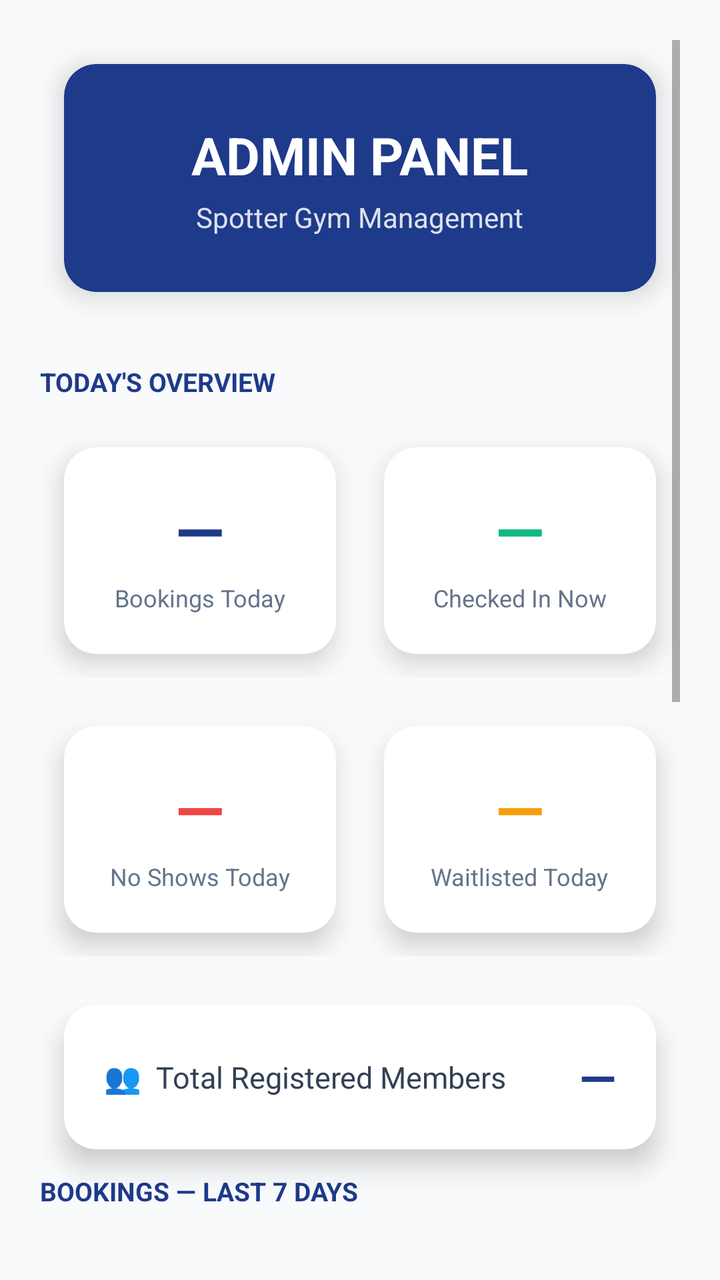
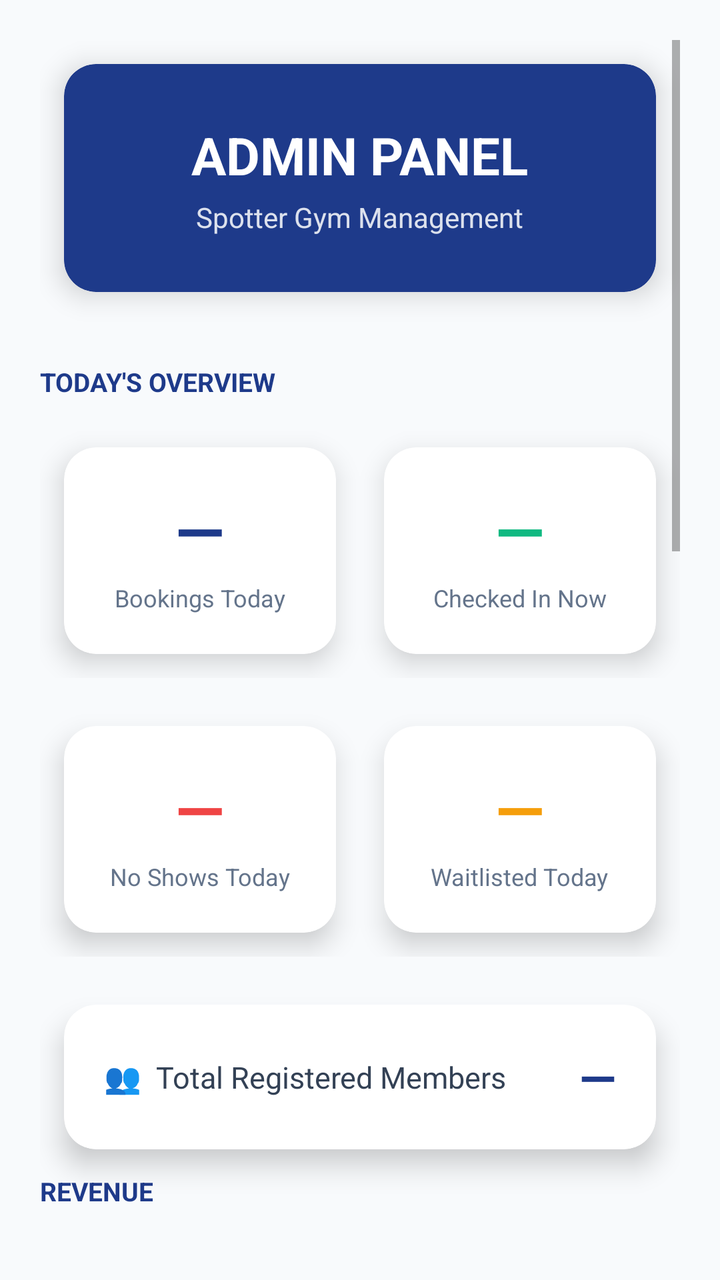

Screens rendered from an Android XML layout before and after an edit, with the pre-edit source and the edit as a unified diff.
<!-- AndroidManifest.xml: application theme Theme.SpotterMobile -->
<!-- res/layout/activity_admin_dashboard.xml -->
<?xml version="1.0" encoding="utf-8"?>
<ScrollView xmlns:android="http://schemas.android.com/apk/res/android"
    xmlns:app="http://schemas.android.com/apk/res-auto"
    android:layout_width="match_parent"
    android:layout_height="match_parent"
    android:background="@color/light_gray"
    android:padding="20dp">

    <LinearLayout
        android:layout_width="match_parent"
        android:layout_height="wrap_content"
        android:orientation="vertical">

        
        <androidx.cardview.widget.CardView
            android:layout_width="match_parent"
            android:layout_height="wrap_content"
            style="@style/GymCard"
            app:cardBackgroundColor="@color/primary_blue">
            <LinearLayout
                android:layout_width="match_parent"
                android:layout_height="wrap_content"
                android:gravity="center"
                android:orientation="vertical"
                android:padding="28dp">
                <TextView
                    android:layout_width="wrap_content"
                    android:layout_height="wrap_content"
                    android:text="ADMIN PANEL"
                    android:textColor="@color/white"
                    android:textSize="26sp"
                    android:textStyle="bold" />
                <TextView
                    android:layout_width="wrap_content"
                    android:layout_height="wrap_content"
                    android:layout_marginTop="4dp"
                    android:alpha="0.85"
                    android:text="Spotter Gym Management"
                    android:textColor="@color/white"
                    android:textSize="14sp" />
            </LinearLayout>
        </androidx.cardview.widget.CardView>

        
        <TextView
            android:layout_width="wrap_content"
            android:layout_height="wrap_content"
            android:layout_marginTop="24dp"
            android:layout_marginBottom="12dp"
            android:text="TODAY'S OVERVIEW"
            android:textColor="@color/primary_blue"
            android:textSize="13sp"
            android:textStyle="bold" />

        
        <LinearLayout
            android:layout_width="match_parent"
            android:layout_height="wrap_content"
            android:orientation="horizontal"
            android:layout_marginBottom="12dp">

            <androidx.cardview.widget.CardView
                android:layout_width="0dp"
                android:layout_height="wrap_content"
                android:layout_weight="1"
                android:layout_marginEnd="6dp"
                style="@style/GymCard"
                app:cardBackgroundColor="@color/white">
                <LinearLayout
                    android:layout_width="match_parent"
                    android:layout_height="wrap_content"
                    android:orientation="vertical"
                    android:padding="20dp"
                    android:gravity="center">
                    <TextView
                        android:id="@+id/tvStatBookings"
                        android:layout_width="wrap_content"
                        android:layout_height="wrap_content"
                        android:text="—"
                        android:textSize="32sp"
                        android:textStyle="bold"
                        android:textColor="@color/primary_blue" />
                    <TextView
                        android:layout_width="wrap_content"
                        android:layout_height="wrap_content"
                        android:layout_marginTop="4dp"
                        android:text="Bookings Today"
                        android:textSize="12sp"
                        android:textColor="@color/gray" />
                </LinearLayout>
            </androidx.cardview.widget.CardView>

            <androidx.cardview.widget.CardView
                android:layout_width="0dp"
                android:layout_height="wrap_content"
                android:layout_weight="1"
                android:layout_marginStart="6dp"
                style="@style/GymCard"
                app:cardBackgroundColor="@color/white">
                <LinearLayout
                    android:layout_width="match_parent"
                    android:layout_height="wrap_content"
                    android:orientation="vertical"
                    android:padding="20dp"
                    android:gravity="center">
                    <TextView
                        android:id="@+id/tvStatCheckedIn"
                        android:layout_width="wrap_content"
                        android:layout_height="wrap_content"
                        android:text="—"
                        android:textSize="32sp"
                        android:textStyle="bold"
                        android:textColor="@color/success" />
                    <TextView
                        android:layout_width="wrap_content"
                        android:layout_height="wrap_content"
                        android:layout_marginTop="4dp"
                        android:text="Checked In Now"
                        android:textSize="12sp"
                        android:textColor="@color/gray" />
                </LinearLayout>
            </androidx.cardview.widget.CardView>
        </LinearLayout>

        
        <LinearLayout
            android:layout_width="match_parent"
            android:layout_height="wrap_content"
            android:orientation="horizontal"
            android:layout_marginBottom="12dp">

            <androidx.cardview.widget.CardView
                android:layout_width="0dp"
                android:layout_height="wrap_content"
                android:layout_weight="1"
                android:layout_marginEnd="6dp"
                style="@style/GymCard"
                app:cardBackgroundColor="@color/white">
                <LinearLayout
                    android:layout_width="match_parent"
                    android:layout_height="wrap_content"
                    android:orientation="vertical"
                    android:padding="20dp"
                    android:gravity="center">
                    <TextView
                        android:id="@+id/tvStatNoShows"
                        android:layout_width="wrap_content"
                        android:layout_height="wrap_content"
                        android:text="—"
                        android:textSize="32sp"
                        android:textStyle="bold"
                        android:textColor="@color/error" />
                    <TextView
                        android:layout_width="wrap_content"
                        android:layout_height="wrap_content"
                        android:layout_marginTop="4dp"
                        android:text="No Shows Today"
                        android:textSize="12sp"
                        android:textColor="@color/gray" />
                </LinearLayout>
            </androidx.cardview.widget.CardView>

            <androidx.cardview.widget.CardView
                android:layout_width="0dp"
                android:layout_height="wrap_content"
                android:layout_weight="1"
                android:layout_marginStart="6dp"
                style="@style/GymCard"
                app:cardBackgroundColor="@color/white">
                <LinearLayout
                    android:layout_width="match_parent"
                    android:layout_height="wrap_content"
                    android:orientation="vertical"
                    android:padding="20dp"
                    android:gravity="center">
                    <TextView
                        android:id="@+id/tvStatWaitlisted"
                        android:layout_width="wrap_content"
                        android:layout_height="wrap_content"
                        android:text="—"
                        android:textSize="32sp"
                        android:textStyle="bold"
                        android:textColor="@color/gold" />
                    <TextView
                        android:layout_width="wrap_content"
                        android:layout_height="wrap_content"
                        android:layout_marginTop="4dp"
                        android:text="Waitlisted Today"
                        android:textSize="12sp"
                        android:textColor="@color/gray" />
                </LinearLayout>
            </androidx.cardview.widget.CardView>
        </LinearLayout>

        
        <androidx.cardview.widget.CardView
            android:layout_width="match_parent"
            android:layout_height="wrap_content"
            android:layout_marginBottom="24dp"
            style="@style/GymCard"
            app:cardBackgroundColor="@color/white">
            <LinearLayout
                android:layout_width="match_parent"
                android:layout_height="wrap_content"
                android:orientation="horizontal"
                android:padding="20dp"
                android:gravity="center_vertical">
                <TextView
                    android:layout_width="0dp"
                    android:layout_height="wrap_content"
                    android:layout_weight="1"
                    android:text="👥  Total Registered Members"
                    android:textSize="15sp"
                    android:textColor="@color/dark_gray" />
                <TextView
                    android:id="@+id/tvStatTotalMembers"
                    android:layout_width="wrap_content"
                    android:layout_height="wrap_content"
                    android:text="—"
                    android:textSize="24sp"
                    android:textStyle="bold"
                    android:textColor="@color/primary_blue" />
            </LinearLayout>
        </androidx.cardview.widget.CardView>

        
        <TextView
            android:layout_width="wrap_content"
            android:layout_height="wrap_content"
            android:layout_marginBottom="12dp"
            android:text="BOOKINGS — LAST 7 DAYS"
            android:textColor="@color/primary_blue"
            android:textSize="13sp"
            android:textStyle="bold" />

        <androidx.cardview.widget.CardView
            android:layout_width="match_parent"
            android:layout_height="wrap_content"
            android:layout_marginBottom="24dp"
            style="@style/GymCard"
            app:cardBackgroundColor="@color/white">

            <LinearLayout
                android:layout_width="match_parent"
                android:layout_height="wrap_content"
                android:orientation="vertical"
                android:padding="16dp">

                <com.example.spottermobile.views.BookingsBarChartView
                    android:id="@+id/barChartBookings"
                    android:layout_width="match_parent"
                    android:layout_height="160dp" />

                <TextView
                    android:layout_width="wrap_content"
                    android:layout_height="wrap_content"
                    android:layout_marginTop="8dp"
                    android:layout_gravity="end"
                    android:text="■ Past days   ■ Today"
                    android:textSize="10sp"
                    android:textColor="@color/gray" />

            </LinearLayout>
        </androidx.cardview.widget.CardView>

        
        <TextView
            android:layout_width="wrap_content"
            android:layout_height="wrap_content"
            android:layout_marginBottom="12dp"
            android:text="ADMIN TOOLS"
            android:textColor="@color/primary_blue"
            android:textSize="13sp"
            android:textStyle="bold" />

        <androidx.cardview.widget.CardView
            android:layout_width="match_parent"
            android:layout_height="wrap_content"
            android:layout_marginBottom="12dp"
            style="@style/GymCard"
            app:cardBackgroundColor="@color/white">
            <Button
                android:id="@+id/btnViewUsers"
                style="@style/GymButton"
                android:layout_width="match_parent"
                android:layout_height="52dp"
                android:text="👤  Manage Members" />
        </androidx.cardview.widget.CardView>

        <androidx.cardview.widget.CardView
            android:layout_width="match_parent"
            android:layout_height="wrap_content"
            android:layout_marginBottom="24dp"
            style="@style/GymCard"
            app:cardBackgroundColor="@color/white">
            <Button
                android:id="@+id/btnViewBookings"
                style="@style/GymButton"
                android:layout_width="match_parent"
                android:layout_height="52dp"
                android:text="📋  View All Bookings" />
        </androidx.cardview.widget.CardView>

        <Button
            android:id="@+id/btnLogout"
            style="@style/GymButton"
            android:layout_width="match_parent"
            android:layout_height="52dp"
            android:backgroundTint="@color/error"
            android:text="LOGOUT" />

    </LinearLayout>
</ScrollView>
<!-- resources referenced by this layout -->
<resources>
  <color name="dark_gray">#334155</color>
  <color name="error">#EF4444</color>
  <color name="gold">#F59E0B</color>
  <color name="gray">#64748B</color>
  <color name="light_gray">#F8FAFC</color>
  <color name="primary_blue">#1E3A8A</color>
  <color name="success">#10B981</color>
  <color name="white">#FFFFFF</color>
  <style name="GymButton" parent="Widget.MaterialComponents.Button">
        
          <item name="android:layout_margin">12dp</item>
          <item name="android:textSize">16sp</item>
          <item name="android:textStyle">bold</item>
          <item name="android:textColor">@color/white</item>
          <item name="backgroundTint">@color/primary_blue</item>
          <item name="cornerRadius">12dp</item>
          <item name="elevation">4dp</item>
      </style>
  <style name="GymCard" parent="Widget.MaterialComponents.CardView">
          <item name="cardCornerRadius">16dp</item>
          <item name="cardElevation">8dp</item>
          <item name="android:layout_margin">12dp</item>
      </style>
  <style name="Theme.SpotterMobile" parent="Theme.MaterialComponents.Light.NoActionBar">
          
          
          <item name="colorPrimary">@color/primary_blue</item>
          <item name="colorPrimaryVariant">@color/primary_blue_dark</item>
          <item name="colorOnPrimary">@color/white</item>
          <item name="colorSecondary">@color/gold</item>
          <item name="colorSecondaryVariant">@color/gold_dark</item>
          <item name="colorOnSecondary">@color/white</item>
          <item name="android:statusBarColor">@color/primary_blue_dark</item>
          <item name="colorSurface">@color/white</item>
  
          
          <item name="colorOnSurface">@color/dark_gray</item>
          <item name="colorOnBackground">@color/dark_gray</item>
          <item name="android:textColorHint">@color/gray</item>
          <item name="android:textColor">@color/dark_gray</item>
      </style>
  <color name="primary_blue_dark">#1E40AF</color>
  <color name="gold_dark">#D97706</color>
</resources>

<!-- the commit's change to res/layout/activity_admin_dashboard.xml (unified diff, before → after) -->
@@ -223,6 +223,130 @@
             </LinearLayout>
         </androidx.cardview.widget.CardView>
 
+        <TextView
+            android:layout_width="wrap_content"
+            android:layout_height="wrap_content"
+            android:layout_marginBottom="12dp"
+            android:text="REVENUE"
+            android:textColor="@color/primary_blue"
+            android:textSize="13sp"
+            android:textStyle="bold" />
+
+        <androidx.cardview.widget.CardView
+            android:layout_width="match_parent"
+            android:layout_height="wrap_content"
+            android:layout_marginBottom="12dp"
+            style="@style/GymCard"
+            app:cardBackgroundColor="@color/white">
+
+            <LinearLayout
+                android:layout_width="match_parent"
+                android:layout_height="wrap_content"
+                android:gravity="center_vertical"
+                android:orientation="horizontal"
+                android:padding="20dp">
+
+                <TextView
+                    android:layout_width="0dp"
+                    android:layout_height="wrap_content"
+                    android:layout_weight="1"
+                    android:text="Total Paid Revenue"
+                    android:textColor="@color/dark_gray"
+                    android:textSize="15sp" />
+
+                <TextView
+                    android:id="@+id/tvStatRevenue"
+                    android:layout_width="wrap_content"
+                    android:layout_height="wrap_content"
+                    android:text="&#8369;0.00"
+                    android:textColor="@color/primary_blue"
+                    android:textSize="24sp"
+                    android:textStyle="bold" />
+            </LinearLayout>
+        </androidx.cardview.widget.CardView>
+
+        <androidx.cardview.widget.CardView
+            android:layout_width="match_parent"
+            android:layout_height="wrap_content"
+            android:layout_marginBottom="24dp"
+            style="@style/GymCard"
+            app:cardBackgroundColor="@color/white">
+
+            <LinearLayout
+                android:layout_width="match_parent"
+                android:layout_height="wrap_content"
+                android:orientation="vertical"
+                android:padding="16dp">
+
+                <LinearLayout
+                    android:layout_width="match_parent"
+                    android:layout_height="wrap_content"
+                    android:orientation="horizontal"
+                    android:paddingBottom="8dp">
+
+                    <TextView
+                        android:layout_width="0dp"
+                        android:layout_height="wrap_content"
+                        android:layout_weight="1.3"
+                        android:text="Member"
+                        android:textColor="@color/primary_blue"
+                        android:textSize="12sp"
+                        android:textStyle="bold" />
+
+                    <TextView
+                        android:layout_width="0dp"
+                        android:layout_height="wrap_content"
+                        android:layout_weight="0.9"
+                        android:gravity="center"
+                        android:text="Method"
+                        android:textColor="@color/primary_blue"
+                        android:textSize="12sp"
+                        android:textStyle="bold" />
+
+                    <TextView
+                        android:layout_width="0dp"
+                        android:layout_height="wrap_content"
+                        android:layout_weight="1.2"
+                        android:gravity="center"
+                        android:text="Reference"
+                        android:textColor="@color/primary_blue"
+                        android:textSize="12sp"
+                        android:textStyle="bold" />
+
+                    <TextView
+                        android:layout_width="0dp"
+                        android:layout_height="wrap_content"
+                        android:layout_weight="0.8"
+                        android:gravity="end"
+                        android:text="Amount"
+                        android:textColor="@color/primary_blue"
+                        android:textSize="12sp"
+                        android:textStyle="bold" />
+                </LinearLayout>
+
+                <View
+                    android:layout_width="match_parent"
+                    android:layout_height="1dp"
+                    android:background="#E2E8F0" />
+
+                <TextView
+                    android:id="@+id/tvRevenueEmpty"
+                    android:layout_width="match_parent"
+                    android:layout_height="wrap_content"
+                    android:layout_marginTop="12dp"
+                    android:text="No paid bookings yet."
+                    android:textColor="@color/gray"
+                    android:textSize="12sp" />
+
+                <LinearLayout
+                    android:id="@+id/layoutRevenueTable"
+                    android:layout_width="match_parent"
+                    android:layout_height="wrap_content"
+                    android:layout_marginTop="8dp"
+                    android:orientation="vertical" />
+            </LinearLayout>
+        </androidx.cardview.widget.CardView>
+
         
         <TextView
             android:layout_width="wrap_content"
@@ -301,6 +425,21 @@
                 android:text="📋  View All Bookings" />
         </androidx.cardview.widget.CardView>
 
+        <androidx.cardview.widget.CardView
+            android:layout_width="match_parent"
+            android:layout_height="wrap_content"
+            android:layout_marginBottom="12dp"
+            style="@style/GymCard"
+            app:cardBackgroundColor="@color/white">
+            <Button
+                android:id="@+id/btnRevenue"
+                style="@style/GymButton"
+                android:layout_width="match_parent"
+                android:layout_height="50dp"
+                android:backgroundTint="#10B981"
+                android:text="Revenue" />
+        </androidx.cardview.widget.CardView>
+
         <Button
             android:id="@+id/btnLogout"
             style="@style/GymButton"
